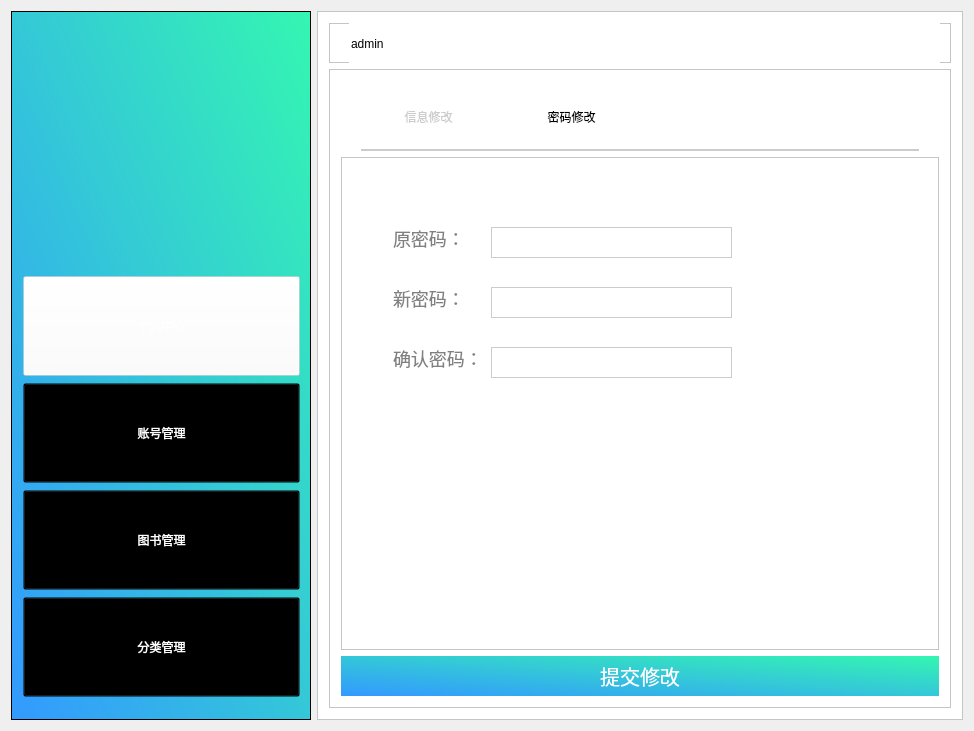
Before: the Qt Designer form Library/Library/admin_updatepassword.ui in BooksOcean/BooksOcean, drawn with Qt 5.
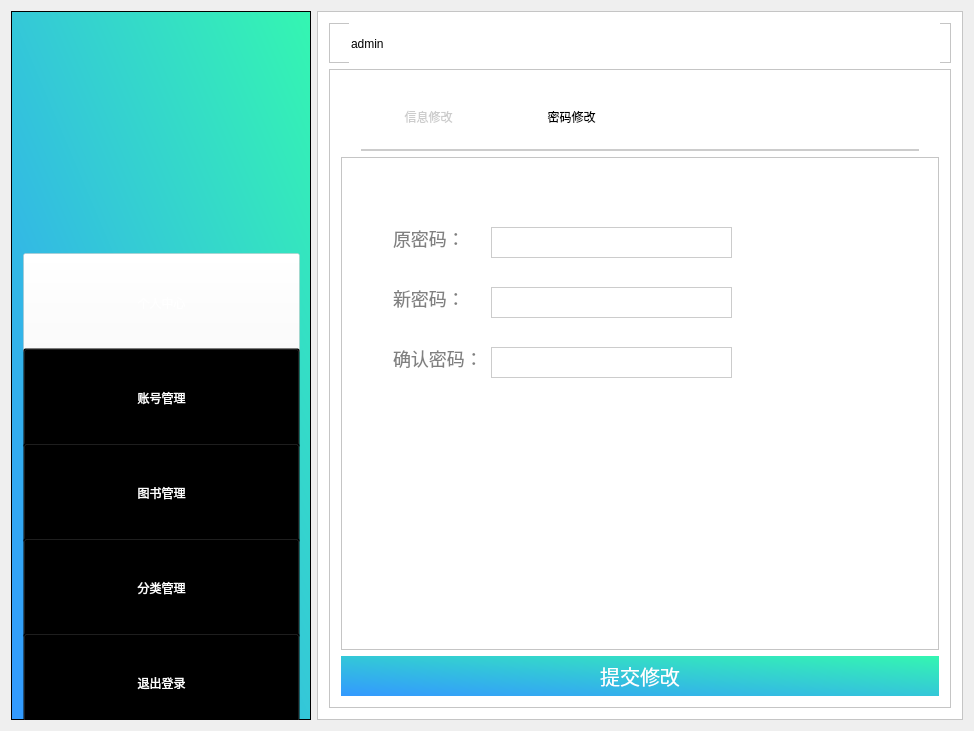
After: the same form once the commit is applied. Icons and pictures are not drawn.

Patch:
```diff
--- a/Library/Library/admin_updatepassword.ui
+++ b/Library/Library/admin_updatepassword.ui
@@ -174,6 +174,25 @@
            </property>
           </widget>
          </item>
+         <item>
+          <widget class="QPushButton" name="btnLogout">
+           <property name="minimumSize">
+            <size>
+             <width>0</width>
+             <height>100</height>
+            </size>
+           </property>
+           <property name="styleSheet">
+            <string notr="true">font: 12pt &quot;微软雅黑&quot;;
+color:white;
+background:transparent;
+cursor:pointer;</string>
+           </property>
+           <property name="text">
+            <string>退出登录</string>
+           </property>
+          </widget>
+         </item>
         </layout>
        </item>
       </layout>
```
Left out of the diff: 9 changed lines with no effect on the pictures.
